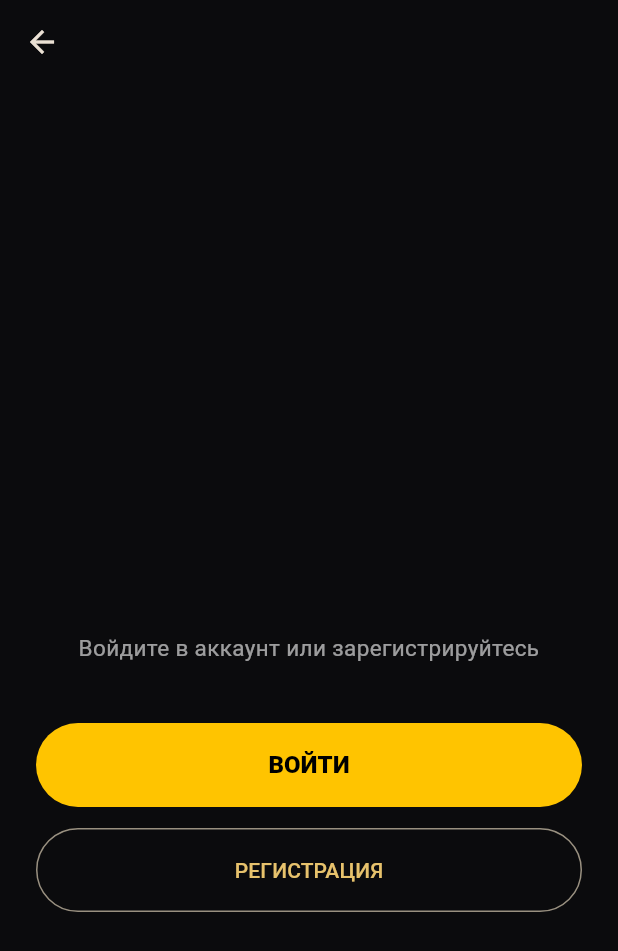
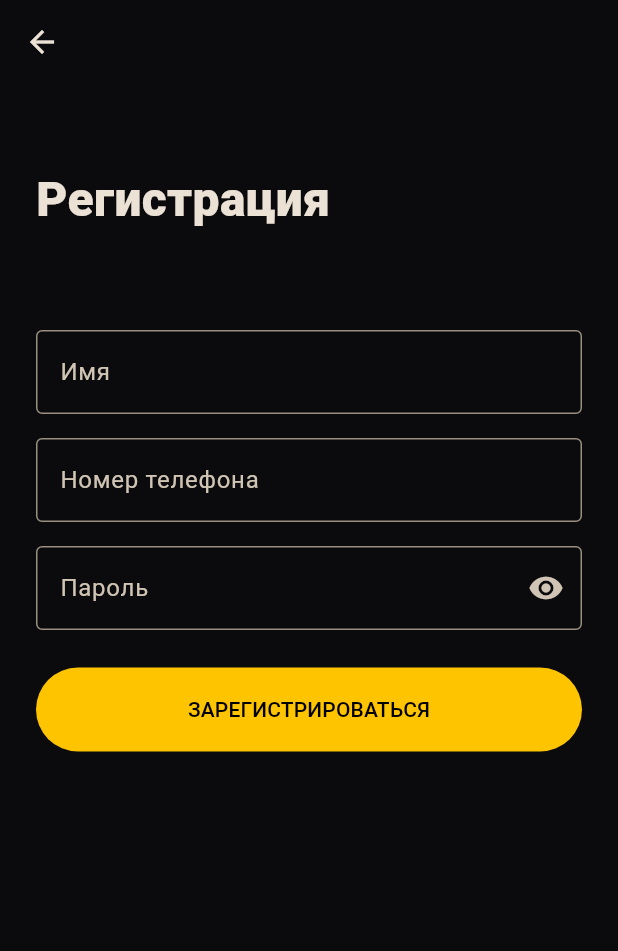
Before and after one commit to ZolVas-sys/taxi-app, a Flutter app: the RoleScreen screen opened directly with empty values, after a tap on "РЕГИСТРАЦИЯ", on a phone screen of 412 x 824 dp. Shown: the top 951 px of the screen. Run offline on Flutter 3.47's test engine with Material 3 defaults, Android fonts, the phone set to English and light mode, and no system bars.

Commit message:
Add login and registration screens

```diff
--- a/lib/main.dart
+++ b/lib/main.dart
@@ -33,10 +33,7 @@ class WelcomeScreen extends StatelessWidget {
     Navigator.push(
       context,
       MaterialPageRoute(
-        builder: (_) => RoleScreen(
-          role: role,
-          icon: icon,
-        ),
+        builder: (_) => RoleScreen(role: role, icon: icon),
       ),
     );
   }
@@ -85,20 +82,14 @@ class WelcomeScreen extends StatelessWidget {
               const Text(
                 'Такси • Доставка • Магазины',
                 textAlign: TextAlign.center,
-                style: TextStyle(
-                  fontSize: 16,
-                  color: Colors.white60,
-                ),
+                style: TextStyle(fontSize: 16, color: Colors.white60),
               ),
 
               const SizedBox(height: 50),
 
               const Text(
                 'Выберите, как войти',
-                style: TextStyle(
-                  fontSize: 21,
-                  fontWeight: FontWeight.w700,
-                ),
+                style: TextStyle(fontSize: 21, fontWeight: FontWeight.w700),
               ),
 
               const SizedBox(height: 16),
@@ -107,11 +98,8 @@ class WelcomeScreen extends StatelessWidget {
                 title: 'Пассажир',
                 subtitle: 'Заказать такси или доставку',
                 icon: Icons.person_rounded,
-                onTap: () => openRole(
-                  context,
-                  'Пассажир',
-                  Icons.person_rounded,
-                ),
+                onTap: () =>
+                    openRole(context, 'Пассажир', Icons.person_rounded),
               ),
 
               const SizedBox(height: 12),
@@ -120,11 +108,8 @@ class WelcomeScreen extends StatelessWidget {
                 title: 'Водитель',
                 subtitle: 'Принимать заказы и зарабатывать',
                 icon: Icons.local_taxi_rounded,
-                onTap: () => openRole(
-                  context,
-                  'Водитель',
-                  Icons.local_taxi_rounded,
-                ),
+                onTap: () =>
+                    openRole(context, 'Водитель', Icons.local_taxi_rounded),
               ),
 
               const SizedBox(height: 12),
@@ -133,11 +118,8 @@ class WelcomeScreen extends StatelessWidget {
                 title: 'Магазин',
                 subtitle: 'Товары, заказы и доставка',
                 icon: Icons.storefront_rounded,
-                onTap: () => openRole(
-                  context,
-                  'Магазин',
-                  Icons.storefront_rounded,
-                ),
+                onTap: () =>
+                    openRole(context, 'Магазин', Icons.storefront_rounded),
               ),
 
               const Spacer(),
@@ -145,10 +127,7 @@ class WelcomeScreen extends StatelessWidget {
               const Text(
                 'Сервис создан ZolVas',
                 textAlign: TextAlign.center,
-                style: TextStyle(
-                  color: Colors.white38,
-                  fontSize: 13,
-                ),
+                style: TextStyle(color: Colors.white38, fontSize: 13),
               ),
             ],
           ),
@@ -191,11 +170,7 @@ class RoleButton extends StatelessWidget {
                   color: const Color(0xFFFFC400),
                   borderRadius: BorderRadius.circular(16),
                 ),
-                child: Icon(
-                  icon,
-                  color: Colors.black,
-                  size: 29,
-                ),
+                child: Icon(icon, color: Colors.black, size: 29),
               ),
               const SizedBox(width: 16),
               Expanded(
@@ -220,10 +195,7 @@ class RoleButton extends StatelessWidget {
                   ],
                 ),
               ),
-              const Icon(
-                Icons.chevron_right_rounded,
-                color: Colors.white38,
-              ),
+              const Icon(Icons.chevron_right_rounded, color: Colors.white38),
             ],
           ),
         ),
@@ -236,18 +208,12 @@ class RoleScreen extends StatelessWidget {
   final String role;
   final IconData icon;
 
-  const RoleScreen({
-    super.key,
-    required this.role,
-    required this.icon,
-  });
+  const RoleScreen({super.key, required this.role, required this.icon});
 
   @override
   Widget build(BuildContext context) {
     return Scaffold(
-      appBar: AppBar(
-        backgroundColor: Colors.transparent,
-      ),
+      appBar: AppBar(backgroundColor: Colors.transparent),
       body: Padding(
         padding: const EdgeInsets.all(24),
         child: Column(
@@ -255,21 +221,14 @@ class RoleScreen extends StatelessWidget {
           children: [
             const Spacer(),
 
-            Icon(
-              icon,
-              size: 72,
-              color: const Color(0xFFFFC400),
-            ),
+            Icon(icon, size: 72, color: const Color(0xFFFFC400)),
 
             const SizedBox(height: 24),
 
             Text(
               role,
               textAlign: TextAlign.center,
-              style: const TextStyle(
-                fontSize: 30,
-                fontWeight: FontWeight.w900,
-              ),
+              style: const TextStyle(fontSize: 30, fontWeight: FontWeight.w900),
             ),
 
             const SizedBox(height: 10),
@@ -277,10 +236,7 @@ class RoleScreen extends StatelessWidget {
             const Text(
               'Войдите в аккаунт или зарегистрируйтесь',
               textAlign: TextAlign.center,
-              style: TextStyle(
-                color: Colors.white60,
-                fontSize: 15,
-              ),
+              style: TextStyle(color: Colors.white60, fontSize: 15),
             ),
 
             const SizedBox(height: 40),
@@ -291,13 +247,17 @@ class RoleScreen extends StatelessWidget {
                 foregroundColor: Colors.black,
                 minimumSize: const Size.fromHeight(56),
               ),
-              onPressed: () {},
+              onPressed: () {
+                Navigator.push(
+                  context,
+                  MaterialPageRoute(
+                    builder: (_) => AuthScreen(role: role, isRegister: false),
+                  ),
+                );
+              },
               child: const Text(
                 'ВОЙТИ',
-                style: TextStyle(
-                  fontWeight: FontWeight.w900,
-                  fontSize: 16,
-                ),
+                style: TextStyle(fontWeight: FontWeight.w900, fontSize: 16),
               ),
             ),
 
@@ -307,7 +267,14 @@ class RoleScreen extends StatelessWidget {
               style: OutlinedButton.styleFrom(
                 minimumSize: const Size.fromHeight(56),
               ),
-              onPressed: () {},
+              onPressed: () {
+                Navigator.push(
+                  context,
+                  MaterialPageRoute(
+                    builder: (_) => AuthScreen(role: role, isRegister: true),
+                  ),
+                );
+              },
               child: const Text('РЕГИСТРАЦИЯ'),
             ),
 
@@ -318,3 +285,148 @@ class RoleScreen extends StatelessWidget {
     );
   }
 }
+
+class AuthScreen extends StatefulWidget {
+  final String role;
+  final bool isRegister;
+
+  const AuthScreen({super.key, required this.role, required this.isRegister});
+
+  @override
+  State<AuthScreen> createState() => _AuthScreenState();
+}
+
+class _AuthScreenState extends State<AuthScreen> {
+  final nameController = TextEditingController();
+  final phoneController = TextEditingController();
+  final passwordController = TextEditingController();
+
+  bool hidePassword = true;
+
+  void submit() {
+    if (widget.isRegister && nameController.text.trim().isEmpty) {
+      showMessage('Введите имя');
+      return;
+    }
+
+    if (phoneController.text.trim().isEmpty) {
+      showMessage('Введите номер телефона');
+      return;
+    }
+
+    if (passwordController.text.length < 6) {
+      showMessage('Пароль должен быть не меньше 6 символов');
+      return;
+    }
+
+    Navigator.pushReplacement(
+      context,
+      MaterialPageRoute(builder: (_) => DashboardScreen(role: widget.role)),
+    );
+  }
+
+  void showMessage(String text) {
+    ScaffoldMessenger.of(context).showSnackBar(SnackBar(content: Text(text)));
+  }
+
+  @override
+  Widget build(BuildContext context) {
+    return Scaffold(
+      appBar: AppBar(backgroundColor: Colors.transparent),
+      body: SingleChildScrollView(
+        padding: const EdgeInsets.all(24),
+        child: Column(
+          crossAxisAlignment: CrossAxisAlignment.stretch,
+          children: [
+            const SizedBox(height: 30),
+            Text(
+              widget.isRegister ? 'Регистрация' : 'Вход',
+              style: const TextStyle(fontSize: 32, fontWeight: FontWeight.w900),
+            ),
+            const SizedBox(height: 8),
+            Text(
+              widget.role,
+              style: const TextStyle(
+                color: Color(0xFFFFC400),
+                fontSize: 18,
+                fontWeight: FontWeight.bold,
+              ),
+            ),
+            const SizedBox(height: 30),
+
+            if (widget.isRegister) ...[
+              TextField(
+                controller: nameController,
+                decoration: const InputDecoration(
+                  labelText: 'Имя',
+                  border: OutlineInputBorder(),
+                ),
+              ),
+              const SizedBox(height: 16),
+            ],
+
+            TextField(
+              controller: phoneController,
+              keyboardType: TextInputType.phone,
+              decoration: const InputDecoration(
+                labelText: 'Номер телефона',
+                hintText: '+7 700 000 00 00',
+                border: OutlineInputBorder(),
+              ),
+            ),
+
+            const SizedBox(height: 16),
+
+            TextField(
+              controller: passwordController,
+              obscureText: hidePassword,
+              decoration: InputDecoration(
+                labelText: 'Пароль',
+                border: const OutlineInputBorder(),
+                suffixIcon: IconButton(
+                  onPressed: () {
+                    setState(() => hidePassword = !hidePassword);
+                  },
+                  icon: Icon(
+                    hidePassword ? Icons.visibility : Icons.visibility_off,
+                  ),
+                ),
+              ),
+            ),
+
+            const SizedBox(height: 25),
+
+            FilledButton(
+              style: FilledButton.styleFrom(
+                backgroundColor: const Color(0xFFFFC400),
+                foregroundColor: Colors.black,
+                minimumSize: const Size.fromHeight(56),
+              ),
+              onPressed: submit,
+              child: Text(widget.isRegister ? 'ЗАРЕГИСТРИРОВАТЬСЯ' : 'ВОЙТИ'),
+            ),
+          ],
+        ),
+      ),
+    );
+  }
+}
+
+class DashboardScreen extends StatelessWidget {
+  final String role;
+
+  const DashboardScreen({super.key, required this.role});
+
+  @override
+  Widget build(BuildContext context) {
+    return Scaffold(
+      appBar: AppBar(title: Text(role)),
+      body: Center(
+        child: Text(
+          '$role: вход выполнен',
+          style: const TextStyle(fontSize: 22, fontWeight: FontWeight.bold),
+        ),
+      ),
+    );
+  }
+}
```
